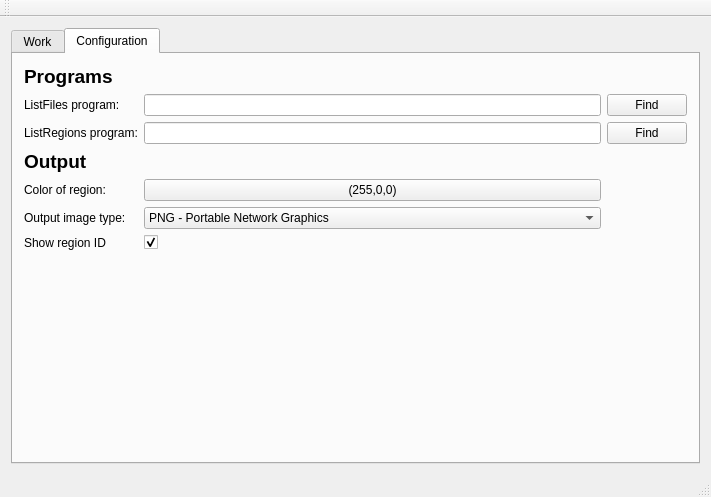
First picture: the form in ui/mainwindow.ui, repository mfkiwl/pivmake-gui, before the edit.
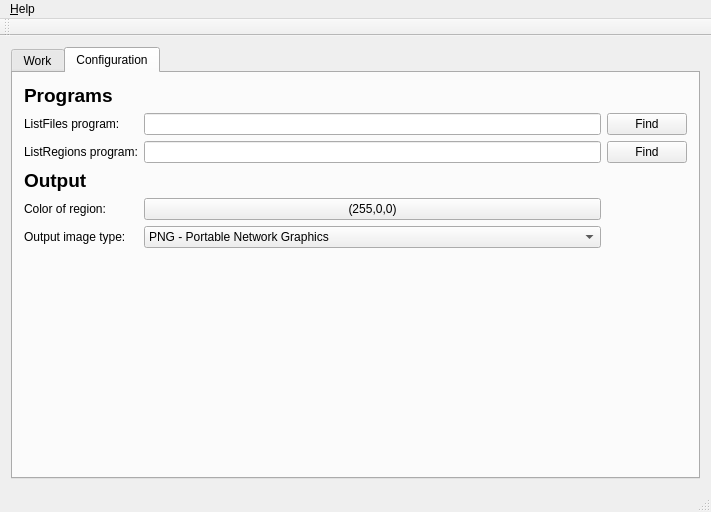
Second picture: the form after the edit. The open tabs and pages were chosen to show the change. Icons and pictures are not drawn.

```diff
--- a/ui/mainwindow.ui
+++ b/ui/mainwindow.ui
@@ -7,7 +7,7 @@
     <x>0</x>
     <y>0</y>
     <width>711</width>
-    <height>497</height>
+    <height>512</height>
    </rect>
   </property>
   <property name="windowTitle">
@@ -327,7 +327,7 @@
             </property>
            </widget>
           </item>
-          <item row="7" column="1">
+          <item row="6" column="1">
            <spacer name="verticalSpacer">
             <property name="orientation">
              <enum>Qt::Vertical</enum>
@@ -361,13 +361,6 @@
             </property>
            </widget>
           </item>
-          <item row="6" column="0">
-           <widget class="QLabel" name="label_14">
-            <property name="text">
-             <string>Show region ID</string>
-            </property>
-           </widget>
-          </item>
           <item row="5" column="1">
            <widget class="QComboBox" name="comboBox_output_image_type">
             <item>
@@ -389,16 +382,6 @@
             </property>
            </widget>
           </item>
-          <item row="6" column="1">
-           <widget class="QCheckBox" name="checkBox_show_region_id">
-            <property name="text">
-             <string/>
-            </property>
-            <property name="checked">
-             <bool>true</bool>
-            </property>
-           </widget>
-          </item>
          </layout>
         </item>
        </layout>
@@ -413,9 +396,17 @@
      <x>0</x>
      <y>0</y>
      <width>711</width>
-     <height>22</height>
+     <height>25</height>
     </rect>
    </property>
+   <widget class="QMenu" name="menuHelp">
+    <property name="title">
+     <string>&amp;Help</string>
+    </property>
+    <addaction name="actionAbout"/>
+    <addaction name="actionDocumentation"/>
+   </widget>
+   <addaction name="menuHelp"/>
   </widget>
   <widget class="QToolBar" name="mainToolBar">
    <attribute name="toolBarArea">
```
Left out of the diff: 58 changed lines with no effect on the pictures.
